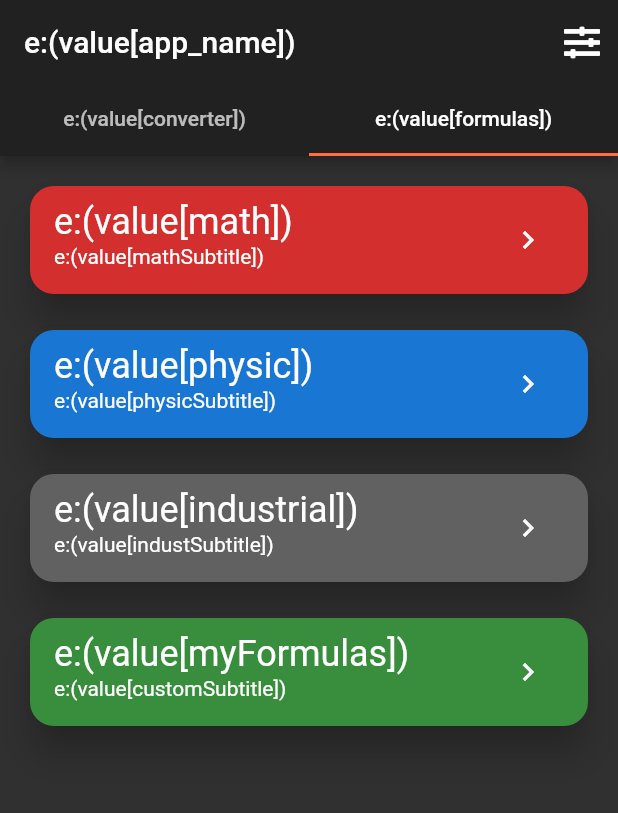
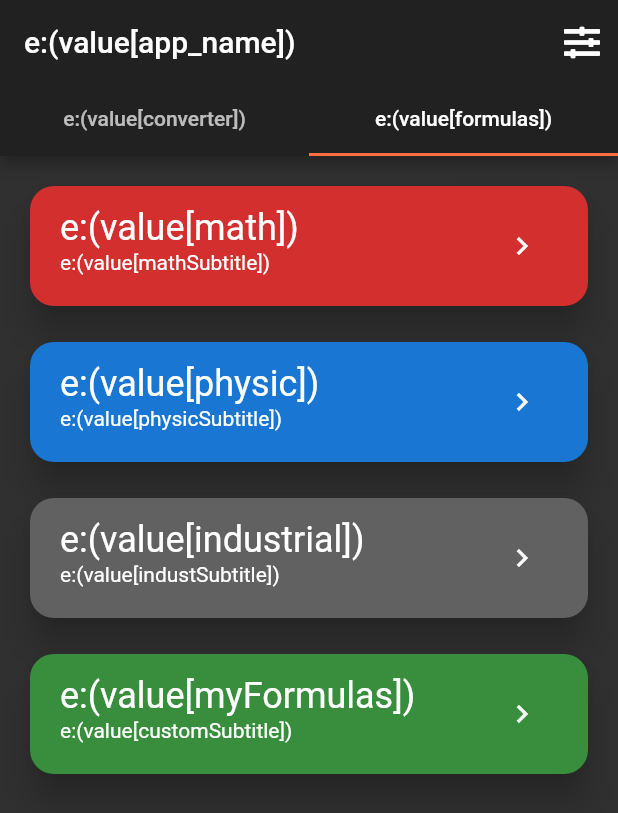
Before and after one commit to brachy84/Formulator, a Flutter app: the screen it shows after launch, tab 2 chosen, on a phone screen of 412 x 824 dp. Shown: the top 813 px of the screen. Run offline on Flutter 3.47's test engine with Material 2 defaults, Android fonts, the phone set to English and light mode, and no system bars; our stand-ins replace font_awesome_flutter, shared_preferences; missing offline and left inert: catex.

Commit message:
fixed paddings

```diff
--- a/lib/formulas_category/formula_page_home.dart
+++ b/lib/formulas_category/formula_page_home.dart
@@ -130,6 +130,7 @@ class FormulaHome {
    static Widget getFormulaHome(BuildContext context) {
      return ListView(
        children: [
+         Padding(padding: EdgeInsets.only(top: 8)),
          _getDefaultCard(context,
             color: Colors.red[700],
             title: L.string('math'),
@@ -181,24 +182,27 @@ class FormulaHome {
 
 Widget _getDefaultCard(BuildContext context, {Color color = Colors.white, String title = '-', String subtitle = '-', VoidCallback onPressed}) {
   return Container(
-    margin: EdgeInsets.only(left: 16, right: 16, top: 16, bottom: 0),
+    margin: EdgeInsets.only(left: 16, right: 16, top: 8, bottom: 8),
     child: Card(
       shape: RoundedRectangleBorder(
         borderRadius: BorderRadius.circular(16)
       ),
       elevation: 10,
       color: color,
+      child: Container(
+        margin: EdgeInsets.all(4),
         child: Column(
           children: [
             ListTile(
               title: Text(title, style: TextStyle(fontSize: 24, color: Colors.white),),
-            subtitle: Text(subtitle, style: TextStyle(color: Colors.white),),
+              subtitle: Text(subtitle, style: TextStyle(fontSize: 14, color: Colors.white)),
               trailing: IconButton(
                 icon: Icon(Icons.chevron_right, color: Colors.white),
                 onPressed: onPressed,
               ),
             )
           ],
+        ),
       ),
     ),
   );
```
Lines whose indentation alone changed are shown as unchanged.
